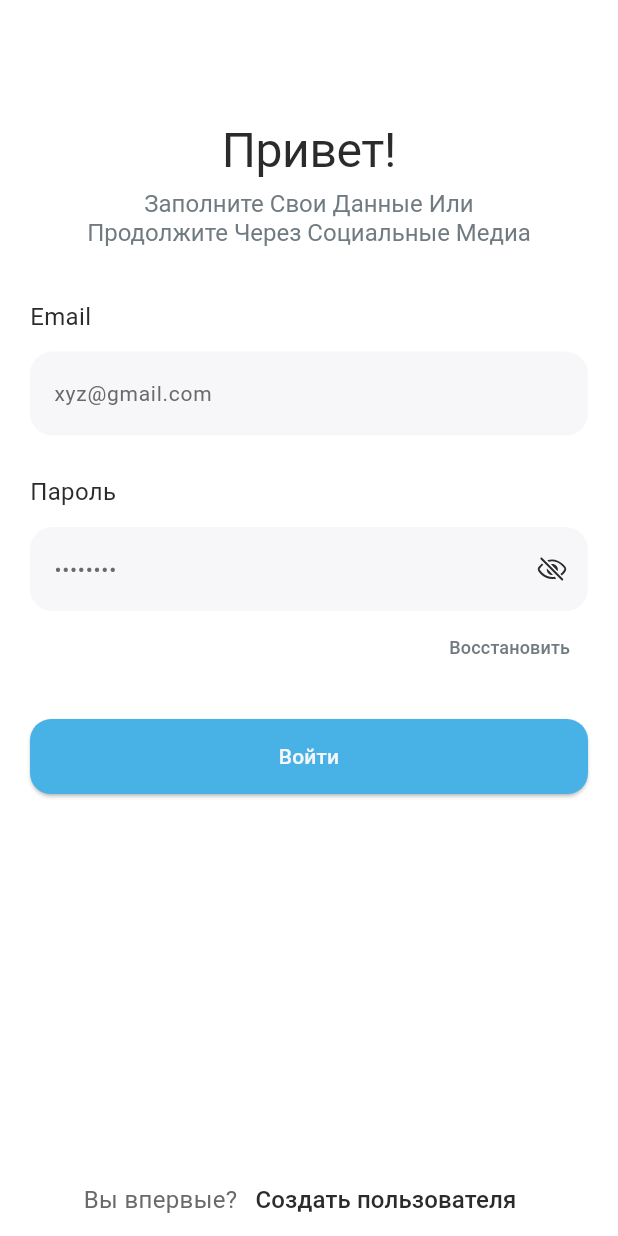
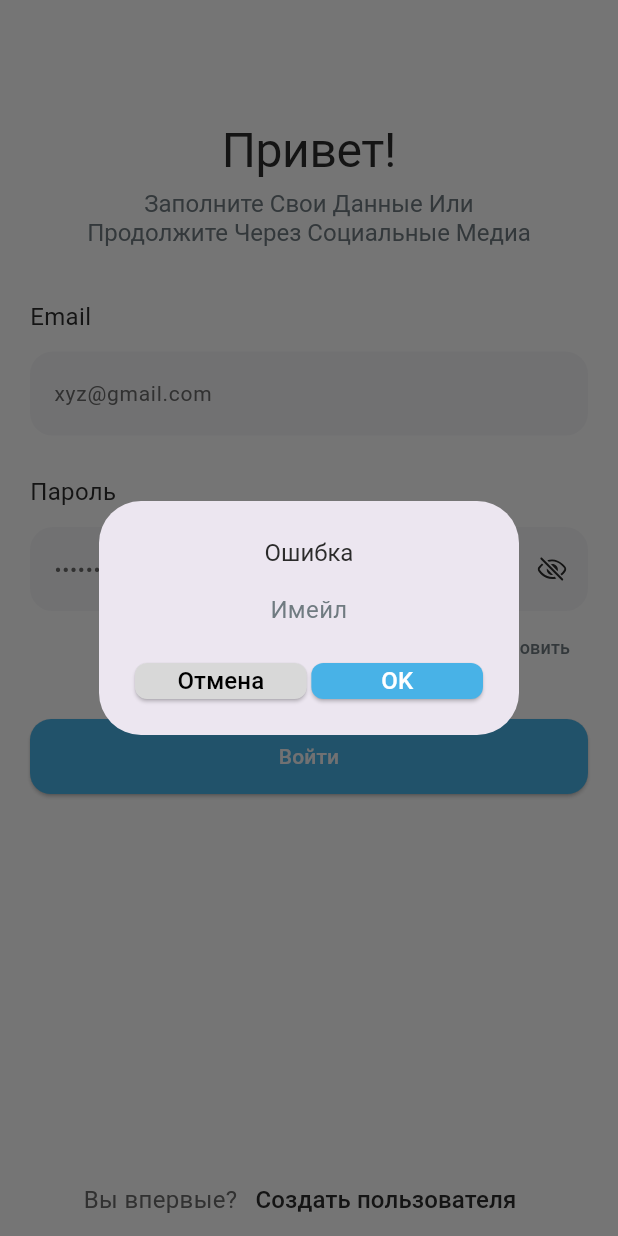
Before and after one commit to DenUP/matule_v2, a Flutter app: the screen it shows after launch, after a tap on "Войти", on a phone screen of 412 x 824 dp. Run offline on Flutter 3.47's test engine with Material 3 defaults, Android fonts, the phone set to English and light mode, and no system bars; our stand-ins replace flutter_svg, supabase_flutter; accounts and stored records are empty.

Commit message:
add: show_dialog

```diff
--- /dev/null
+++ b/lib/core/widget/show_dialog.dart
@@ -0,0 +1,74 @@
+import 'package:flutter/material.dart';
+import 'package:matule_v2/core/app_color.dart';
+
+void showDialogMessage(BuildContext context, String title, String message) {
+  showDialog(
+      context: context,
+      builder: (BuildContext context) {
+        return AlertDialog(
+          title: Text(
+            textAlign: TextAlign.center,
+            title,
+            style: const TextStyle(fontSize: 16, color: AppColor.text),
+          ),
+          content: Text(
+            textAlign: TextAlign.center,
+            message,
+            style: const TextStyle(fontSize: 16, color: AppColor.subTextDark),
+          ),
+          actions: [
+            Row(
+              mainAxisAlignment: MainAxisAlignment.spaceBetween,
+              children: [
+                SizedBox(
+                  height: 24,
+                  width: MediaQuery.of(context).size.width / 3.6,
+                  child: ElevatedButton(
+                      onPressed: () {
+                        Navigator.pop(context);
+                      },
+                      style: ElevatedButton.styleFrom(
+                          foregroundColor: AppColor.background,
+                          backgroundColor: AppColor.subTextLight,
+                          shape: RoundedRectangleBorder(
+                              borderRadius: BorderRadius.circular(
+                                8,
+                              ),
+                              side: BorderSide.none)),
+                      child: const Text(
+                        'Отмена',
+                        style: TextStyle(
+                          fontSize: 16,
+                          color: Color(0xFF000000),
+                        ),
+                      )),
+                ),
+                SizedBox(
+                  height: 24,
+                  width: MediaQuery.of(context).size.width / 3.6,
+                  child: ElevatedButton(
+                      onPressed: () {
+                        Navigator.pop(context);
+                      },
+                      style: ElevatedButton.styleFrom(
+                          foregroundColor: AppColor.background,
+                          backgroundColor: AppColor.accent,
+                          shape: RoundedRectangleBorder(
+                              borderRadius: BorderRadius.circular(
+                                8,
+                              ),
+                              side: BorderSide.none)),
+                      child: const Text(
+                        'OK',
+                        style: TextStyle(
+                          fontSize: 16,
+                          color: Colors.white,
+                        ),
+                      )),
+                ),
+              ],
+            )
+          ],
+        );
+      });
+}
--- a/lib/features/login/login_screen.dart
+++ b/lib/features/login/login_screen.dart
@@ -1,6 +1,7 @@
 import 'package:flutter/material.dart';
 import 'package:flutter_svg/svg.dart';
 import 'package:matule_v2/core/app_color.dart';
+import 'package:matule_v2/core/widget/show_dialog.dart';
 import 'package:matule_v2/features/login/login_model.dart';
 import 'package:provider/provider.dart';
 
@@ -113,7 +114,7 @@ class LoginScreen extends StatelessWidget {
                       width: MediaQuery.of(context).size.width,
                       child: ElevatedButton(
                           onPressed: () {
-                            // if(!M)
+                            showDialogMessage(context, 'Ошибка', 'Имейл');
                           },
                           style: ElevatedButton.styleFrom(
                               foregroundColor: AppColor.background,
```
